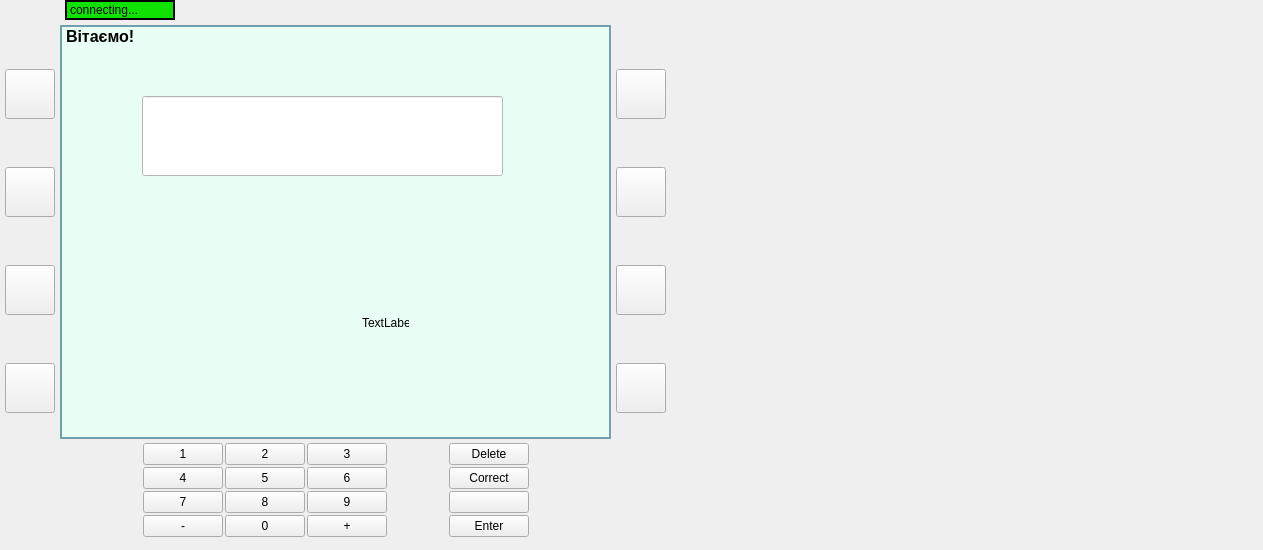
artikgak/MOOP_ATM, file ATM_Project/mainwindow.ui: the form before one commit.
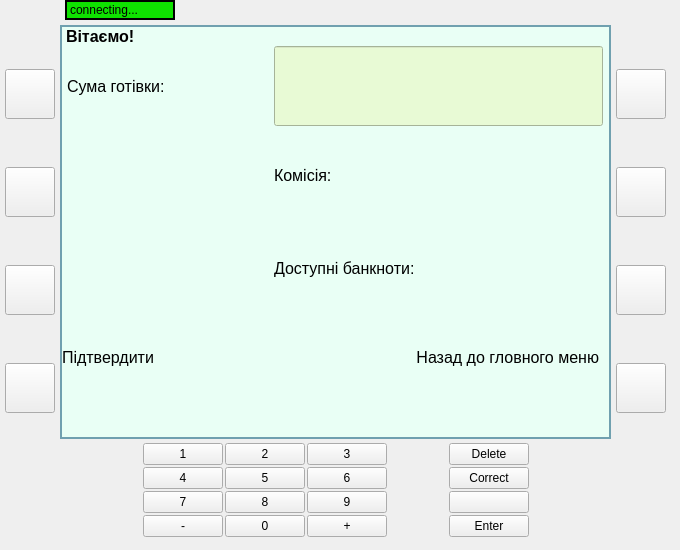
The form after the commit. The open tabs and pages were chosen to show the change. Icons and pictures are not drawn.

Diff of the .ui file:
```diff
--- a/ATM_Project/mainwindow.ui
+++ b/ATM_Project/mainwindow.ui
@@ -9,13 +9,19 @@
    <rect>
     <x>0</x>
     <y>0</y>
-    <width>1263</width>
+    <width>680</width>
     <height>550</height>
    </rect>
   </property>
+  <property name="minimumSize">
+   <size>
+    <width>680</width>
+    <height>550</height>
+   </size>
+  </property>
   <property name="maximumSize">
    <size>
-    <width>1500</width>
+    <width>680</width>
     <height>550</height>
    </size>
   </property>
@@ -86,6 +92,12 @@
           <property name="enabled">
            <bool>true</bool>
           </property>
+          <property name="maximumSize">
+           <size>
+            <width>16777215</width>
+            <height>16777215</height>
+           </size>
+          </property>
           <property name="styleSheet">
            <string notr="true">QStackedWidget{
 border-color:  #70A0AF;
@@ -776,8 +788,11 @@
               <number>0</number>
              </property>
              <item row="1" column="1">
-              <widget class="QLabel" name="label_104">
-               <property name="maximumSize">
+              <widget class="QLineEdit" name="targetCardField">
+               <property name="enabled">
+                <bool>true</bool>
+               </property>
+               <property name="minimumSize">
                 <size>
                  <width>16777215</width>
                  <height>80</height>
@@ -795,7 +810,7 @@
                <property name="text">
                 <string/>
                </property>
-               <property name="wordWrap">
+               <property name="readOnly">
                 <bool>true</bool>
                </property>
               </widget>
@@ -1215,59 +1230,6 @@
            </widget>
           </widget>
           <widget class="QWidget" name="cash_p">
-           <widget class="QLineEdit" name="cashSumField">
-            <property name="enabled">
-             <bool>true</bool>
-            </property>
-            <property name="geometry">
-             <rect>
-              <x>80</x>
-              <y>50</y>
-              <width>371</width>
-              <height>80</height>
-             </rect>
-            </property>
-            <property name="minimumSize">
-             <size>
-              <width>0</width>
-              <height>80</height>
-             </size>
-            </property>
-            <property name="font">
-             <font>
-              <pointsize>26</pointsize>
-              <weight>75</weight>
-              <italic>false</italic>
-              <bold>true</bold>
-              <underline>false</underline>
-              <strikeout>false</strikeout>
-             </font>
-            </property>
-            <property name="styleSheet">
-             <string notr="true">background-color: white;
-border-color: black;
-margin-right: 10px;</string>
-            </property>
-            <property name="text">
-             <string/>
-            </property>
-            <property name="readOnly">
-             <bool>true</bool>
-            </property>
-           </widget>
-           <widget class="QLabel" name="availBanknotesLabel">
-            <property name="geometry">
-             <rect>
-              <x>300</x>
-              <y>270</y>
-              <width>47</width>
-              <height>13</height>
-             </rect>
-            </property>
-            <property name="text">
-             <string>TextLabel</string>
-            </property>
-           </widget>
            <widget class="QLabel" name="withdrawErrorMsg">
             <property name="geometry">
              <rect>
@@ -1281,6 +1243,153 @@
              <string/>
             </property>
            </widget>
+           <widget class="QWidget" name="gridLayoutWidget_17">
+            <property name="geometry">
+             <rect>
+              <x>0</x>
+              <y>0</y>
+              <width>551</width>
+              <height>351</height>
+             </rect>
+            </property>
+            <layout class="QGridLayout" name="gridLayout_19" rowstretch="1,1,1,1" columnstretch="1,0">
+             <property name="bottomMargin">
+              <number>0</number>
+             </property>
+             <item row="0" column="0">
+              <widget class="QLabel" name="label_104">
+               <property name="maximumSize">
+                <size>
+                 <width>16777215</width>
+                 <height>80</height>
+                </size>
+               </property>
+               <property name="font">
+                <font>
+                 <pointsize>12</pointsize>
+                </font>
+               </property>
+               <property name="styleSheet">
+                <string notr="true">border-width: 0px;
+margin: 1px;</string>
+               </property>
+               <property name="text">
+                <string>Сума готівки:</string>
+               </property>
+              </widget>
+             </item>
+             <item row="3" column="0">
+              <widget class="QLabel" name="label_106">
+               <property name="maximumSize">
+                <size>
+                 <width>16777215</width>
+                 <height>80</height>
+                </size>
+               </property>
+               <property name="font">
+                <font>
+                 <pointsize>12</pointsize>
+                </font>
+               </property>
+               <property name="styleSheet">
+                <string notr="true"/>
+               </property>
+               <property name="text">
+                <string>Підтвердити</string>
+               </property>
+              </widget>
+             </item>
+             <item row="3" column="1">
+              <widget class="QLabel" name="label_107">
+               <property name="maximumSize">
+                <size>
+                 <width>16777215</width>
+                 <height>80</height>
+                </size>
+               </property>
+               <property name="font">
+                <font>
+                 <pointsize>12</pointsize>
+                </font>
+               </property>
+               <property name="layoutDirection">
+                <enum>Qt::LeftToRight</enum>
+               </property>
+               <property name="styleSheet">
+                <string notr="true">margin-right: 10px;
+
+
+</string>
+               </property>
+               <property name="text">
+                <string>Назад до гловного меню</string>
+               </property>
+               <property name="alignment">
+                <set>Qt::AlignRight|Qt::AlignTrailing|Qt::AlignVCenter</set>
+               </property>
+              </widget>
+             </item>
+             <item row="0" column="1">
+              <widget class="QLineEdit" name="cashSumField">
+               <property name="enabled">
+                <bool>true</bool>
+               </property>
+               <property name="minimumSize">
+                <size>
+                 <width>0</width>
+                 <height>80</height>
+                </size>
+               </property>
+               <property name="font">
+                <font>
+                 <pointsize>26</pointsize>
+                 <weight>75</weight>
+                 <italic>false</italic>
+                 <bold>true</bold>
+                 <underline>false</underline>
+                 <strikeout>false</strikeout>
+                </font>
+               </property>
+               <property name="styleSheet">
+                <string notr="true">background-color: white;
+border-color: black;
+margin-right: 10px;
+background: #E8FAD5</string>
+               </property>
+               <property name="text">
+                <string/>
+               </property>
+               <property name="readOnly">
+                <bool>true</bool>
+               </property>
+              </widget>
+             </item>
+             <item row="1" column="1">
+              <widget class="QLabel" name="label_19">
+               <property name="font">
+                <font>
+                 <pointsize>12</pointsize>
+                </font>
+               </property>
+               <property name="text">
+                <string>Комісія:</string>
+               </property>
+              </widget>
+             </item>
+             <item row="2" column="1">
+              <widget class="QLabel" name="availBanknotesLabel">
+               <property name="font">
+                <font>
+                 <pointsize>12</pointsize>
+                </font>
+               </property>
+               <property name="text">
+                <string>Доступні банкноти:</string>
+               </property>
+              </widget>
+             </item>
+            </layout>
+           </widget>
           </widget>
           <widget class="QWidget" name="fondSelect_p">
            <widget class="QWidget" name="gridLayoutWidget_8">
```
Left out of the diff: 238 changed lines with no effect on the pictures.
